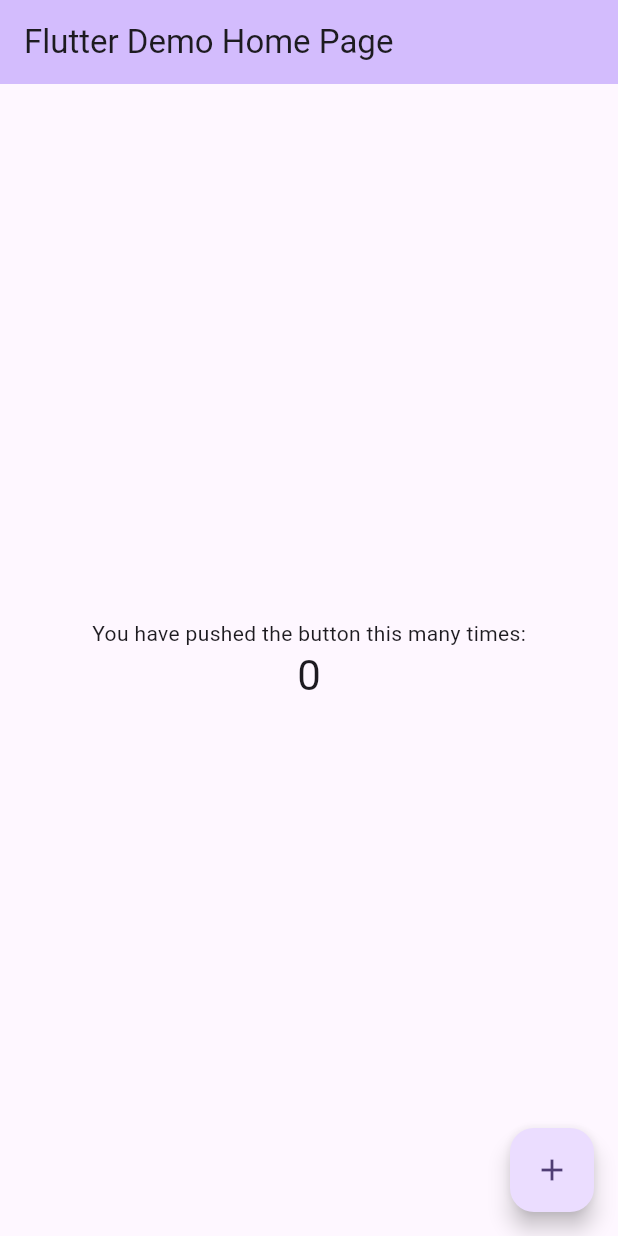
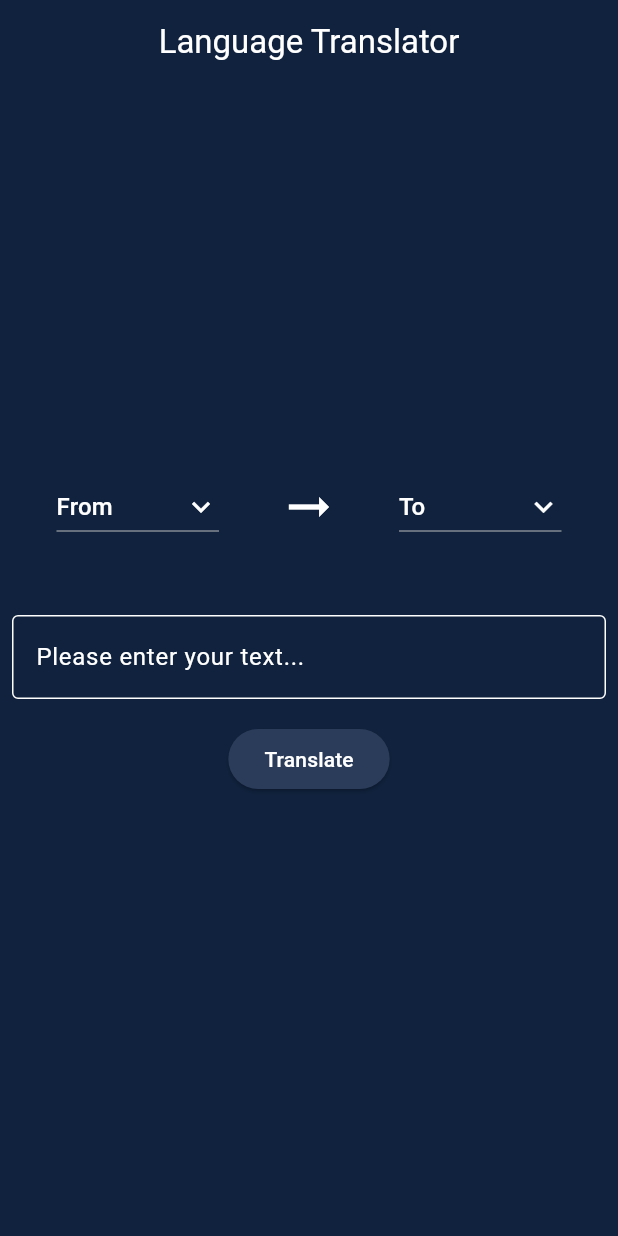
Before and after one commit to IGORAOLIV/translation_flutter_app, a Flutter app: the screen it shows after launch, on a phone screen of 412 x 824 dp. Run offline on Flutter 3.47's test engine with Material 3 defaults, Android fonts, the light colour scheme and no system bars; missing offline and left inert: translator.

Commit message:
Add files.

```diff
--- /dev/null
+++ b/lib/language_translator.dart
@@ -0,0 +1,187 @@
+import 'package:flutter/material.dart';
+import 'package:translator/translator.dart';
+
+class LanguageTranslationPage extends StatefulWidget {
+  const LanguageTranslationPage({super.key});
+
+  @override
+  State<LanguageTranslationPage> createState() =>
+      _LanguageTranslationPageState();
+}
+
+class _LanguageTranslationPageState extends State<LanguageTranslationPage> {
+  var languages = ['Portuguese', 'English', 'Spanish', 'French', 'Italian'];
+  var originLanguage = 'From';
+  var destinationLanguage = 'To';
+  var output = ' ';
+  TextEditingController languageController = TextEditingController();
+
+  void translate(String src, String dest, String input) async {
+    GoogleTranslator translator = GoogleTranslator();
+    var translation = await translator.translate(input, from: src, to: dest);
+    setState(() {
+      output = translation.text.toString();
+    });
+
+    if (src == '--' || dest == '--') {
+      setState(() {
+        output = 'Fail to translate.';
+      });
+    }
+  }
+
+  String getLanguageCode(String language) {
+    if (language == 'Portuguese') {
+      return 'pt';
+    } else if (language == 'English') {
+      return 'en';
+    } else if (language == 'Spanish') {
+      return 'es';
+    } else if (language == 'French') {
+      return 'fr';
+    } else if (language == 'Italian') {
+      return 'it';
+    }
+    return '--';
+  }
+
+  @override
+  Widget build(BuildContext context) {
+    return Scaffold(
+      backgroundColor: const Color(0xff10223d),
+      appBar: AppBar(
+        title: const Text(
+          'Language Translator',
+          style: TextStyle(color: Colors.white),
+        ),
+        centerTitle: true,
+        backgroundColor: const Color(0xff10223d),
+        elevation: 0,
+      ),
+      body: Center(
+        child: SingleChildScrollView(
+          child: Column(
+            children: [
+              const SizedBox(
+                height: 50,
+              ),
+              Row(
+                mainAxisAlignment: MainAxisAlignment.center,
+                children: [
+                  DropdownButton(
+                    focusColor: Colors.blueGrey,
+                    iconDisabledColor: Colors.white,
+                    iconEnabledColor: Colors.white,
+                    hint: Text(
+                      originLanguage,
+                      style: const TextStyle(color: Colors.white),
+                    ),
+                    dropdownColor: Colors.white,
+                    icon: const Icon(Icons.keyboard_arrow_down),
+                    items: languages.map((String dropDownStringItem) {
+                      return DropdownMenuItem(
+                        value: dropDownStringItem,
+                        child: Text(dropDownStringItem),
+                      );
+                    }).toList(),
+                    onChanged: (String? value) {
+                      setState(() {
+                        originLanguage = value!;
+                      });
+                    },
+                  ),
+                  const SizedBox(
+                    width: 40,
+                  ),
+                  const Icon(
+                    Icons.arrow_right_alt_outlined,
+                    color: Colors.white,
+                    size: 40,
+                  ),
+                  const SizedBox(
+                    width: 40,
+                  ),
+                  DropdownButton(
+                    focusColor: Colors.blueGrey,
+                    iconDisabledColor: Colors.white,
+                    iconEnabledColor: Colors.white,
+                    hint: Text(
+                      destinationLanguage,
+                      style: const TextStyle(color: Colors.white),
+                    ),
+                    dropdownColor: Colors.white,
+                    icon: const Icon(Icons.keyboard_arrow_down),
+                    items: languages.map((String dropDownStringItem) {
+                      return DropdownMenuItem(
+                        value: dropDownStringItem,
+                        child: Text(dropDownStringItem),
+                      );
+                    }).toList(),
+                    onChanged: (String? value) {
+                      setState(() {
+                        destinationLanguage = value!;
+                      });
+                    },
+                  ),
+                ],
+              ),
+              const SizedBox(
+                height: 40,
+              ),
+              Padding(
+                padding: const EdgeInsets.all(8),
+                child: TextFormField(
+                  cursorColor: Colors.white,
+                  autofocus: false,
+                  style: const TextStyle(color: Colors.white),
+                  decoration: const InputDecoration(
+                    labelText: 'Please enter your text...',
+                    labelStyle: TextStyle(color: Colors.white),
+                    border: OutlineInputBorder(
+                        borderSide: BorderSide(color: Colors.white, width: 1)),
+                    enabledBorder: OutlineInputBorder(
+                        borderSide: BorderSide(color: Colors.white, width: 1)),
+                    errorStyle: TextStyle(color: Colors.red, fontSize: 15),
+                  ),
+                  controller: languageController,
+                  validator: (value) {
+                    if (value == null || value.isEmpty) {
+                      return 'Please enter text to translate';
+                    }
+                    return null;
+                  },
+                ),
+              ),
+              Padding(
+                padding: const EdgeInsets.all(8),
+                child: ElevatedButton(
+                    style: ElevatedButton.styleFrom(
+                        backgroundColor: const Color(0xff2b3c5a)),
+                    onPressed: () {
+                      translate(
+                          getLanguageCode(originLanguage),
+                          getLanguageCode(destinationLanguage),
+                          languageController.text.toString());
+                    },
+                    child: const Text(
+                      'Translate',
+                      style: TextStyle(color: Colors.white),
+                    )),
+              ),
+              const SizedBox(
+                height: 20,
+              ),
+              Text(
+                '\n$output',
+                style: const TextStyle(
+                    color: Colors.white,
+                    fontWeight: FontWeight.bold,
+                    fontSize: 20),
+              )
+            ],
+          ),
+        ),
+      ),
+    );
+  }
+}
--- a/lib/main.dart
+++ b/lib/main.dart
@@ -1,4 +1,5 @@
 import 'package:flutter/material.dart';
+import 'package:translation_flutter_app/language_translator.dart';
 
 void main() {
   runApp(const MyApp());
@@ -11,115 +12,13 @@
   @override
   Widget build(BuildContext context) {
     return MaterialApp(
-      title: 'Flutter Demo',
+      title: 'Language Translator App',
+      debugShowCheckedModeBanner: false,
       theme: ThemeData(
-        // This is the theme of your application.
-        //
-        // TRY THIS: Try running your application with "flutter run". You'll see
-        // the application has a purple toolbar. Then, without quitting the app,
-        // try changing the seedColor in the colorScheme below to Colors.green
-        // and then invoke "hot reload" (save your changes or press the "hot
-        // reload" button in a Flutter-supported IDE, or press "r" if you used
-        // the command line to start the app).
-        //
-        // Notice that the counter didn't reset back to zero; the application
-        // state is not lost during the reload. To reset the state, use hot
-        // restart instead.
-        //
-        // This works for code too, not just values: Most code changes can be
-        // tested with just a hot reload.
         colorScheme: ColorScheme.fromSeed(seedColor: Colors.deepPurple),
         useMaterial3: true,
       ),
-      home: const MyHomePage(title: 'Flutter Demo Home Page'),
+      home: const LanguageTranslationPage(),
     );
   }
 }
-
-class MyHomePage extends StatefulWidget {
-  const MyHomePage({super.key, required this.title});
-
-  // This widget is the home page of your application. It is stateful, meaning
-  // that it has a State object (defined below) that contains fields that affect
-  // how it looks.
-
-  // This class is the configuration for the state. It holds the values (in this
-  // case the title) provided by the parent (in this case the App widget) and
-  // used by the build method of the State. Fields in a Widget subclass are
-  // always marked "final".
-
-  final String title;
-
-  @override
-  State<MyHomePage> createState() => _MyHomePageState();
-}
-
-class _MyHomePageState extends State<MyHomePage> {
-  int _counter = 0;
-
-  void _incrementCounter() {
-    setState(() {
-      // This call to setState tells the Flutter framework that something has
-      // changed in this State, which causes it to rerun the build method below
-      // so that the display can reflect the updated values. If we changed
-      // _counter without calling setState(), then the build method would not be
-      // called again, and so nothing would appear to happen.
-      _counter++;
-    });
-  }
-
-  @override
-  Widget build(BuildContext context) {
-    // This method is rerun every time setState is called, for instance as done
-    // by the _incrementCounter method above.
-    //
-    // The Flutter framework has been optimized to make rerunning build methods
-    // fast, so that you can just rebuild anything that needs updating rather
-    // than having to individually change instances of widgets.
-    return Scaffold(
-      appBar: AppBar(
-        // TRY THIS: Try changing the color here to a specific color (to
-        // Colors.amber, perhaps?) and trigger a hot reload to see the AppBar
-        // change color while the other colors stay the same.
-        backgroundColor: Theme.of(context).colorScheme.inversePrimary,
-        // Here we take the value from the MyHomePage object that was created by
-        // the App.build method, and use it to set our appbar title.
-        title: Text(widget.title),
-      ),
-      body: Center(
-        // Center is a layout widget. It takes a single child and positions it
-        // in the middle of the parent.
-        child: Column(
-          // Column is also a layout widget. It takes a list of children and
-          // arranges them vertically. By default, it sizes itself to fit its
-          // children horizontally, and tries to be as tall as its parent.
-          //
-          // Column has various properties to control how it sizes itself and
-          // how it positions its children. Here we use mainAxisAlignment to
-          // center the children vertically; the main axis here is the vertical
-          // axis because Columns are vertical (the cross axis would be
-          // horizontal).
-          //
-          // TRY THIS: Invoke "debug painting" (choose the "Toggle Debug Paint"
-          // action in the IDE, or press "p" in the console), to see the
-          // wireframe for each widget.
-          mainAxisAlignment: MainAxisAlignment.center,
-          children: <Widget>[
-            const Text(
-              'You have pushed the button this many times:',
-            ),
-            Text(
-              '$_counter',
-              style: Theme.of(context).textTheme.headlineMedium,
-            ),
-          ],
-        ),
-      ),
-      floatingActionButton: FloatingActionButton(
-        onPressed: _incrementCounter,
-        tooltip: 'Increment',
-        child: const Icon(Icons.add),
-      ), // This trailing comma makes auto-formatting nicer for build methods.
-    );
-  }
-}
```
Also changed, not shown: pubspec.yaml (+3 -4 lines).
